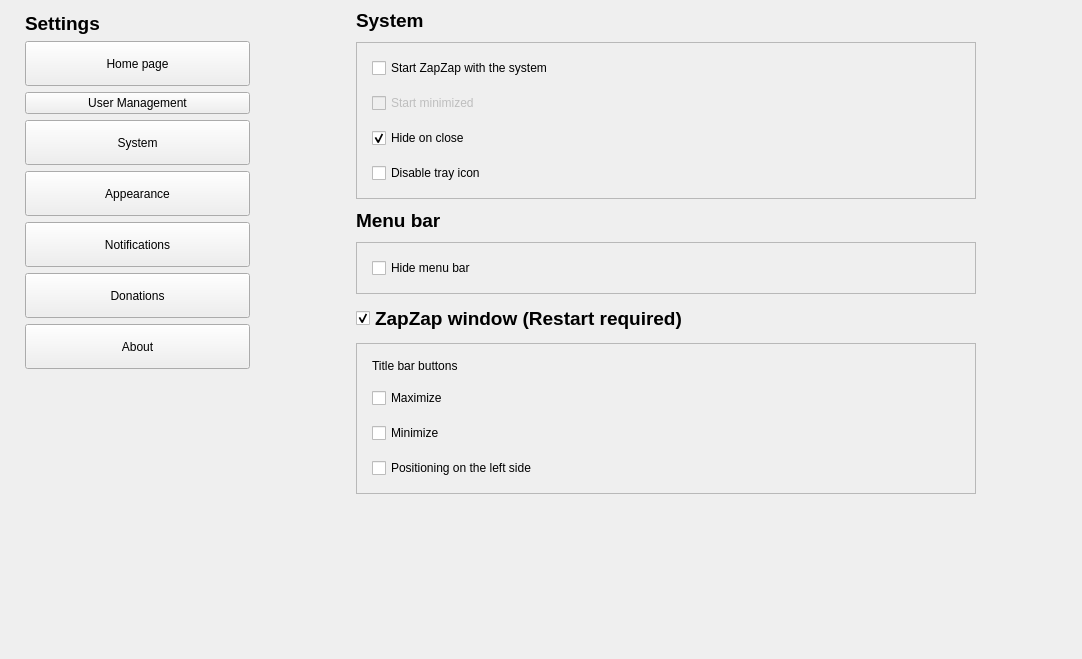
First picture: the form in zapzap/view/settings.ui, repository rafatosta/zapzap, before the edit.
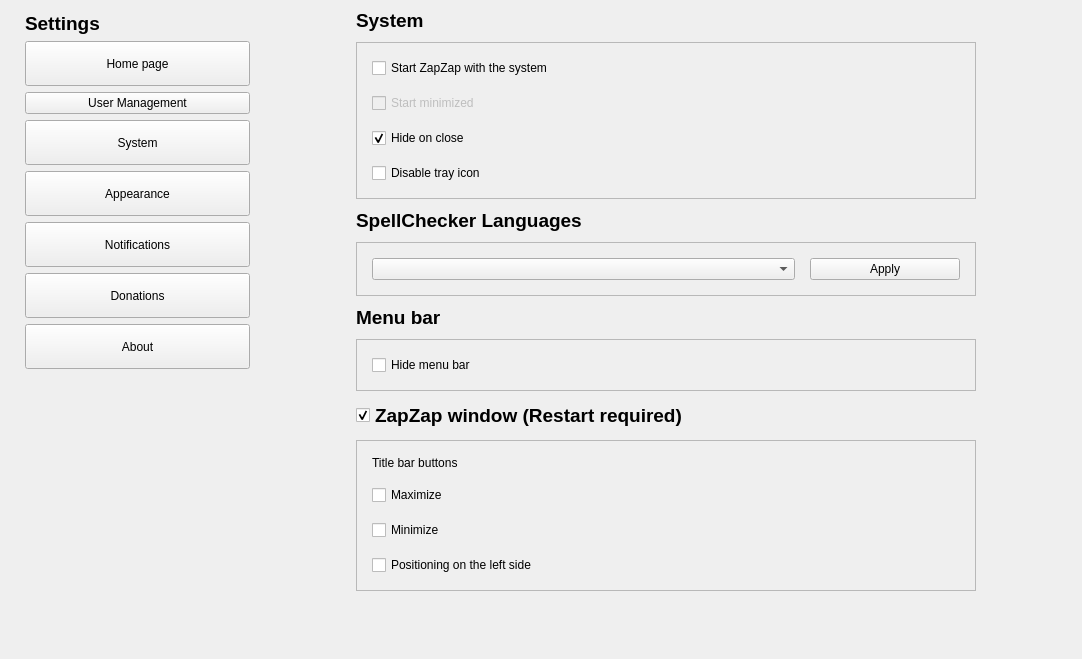
Second picture: the form after the edit. The open tabs and pages were chosen to show the change.

Commit message: Language selection for spell checking #87

```diff
--- a/zapzap/view/settings.ui
+++ b/zapzap/view/settings.ui
@@ -316,8 +316,8 @@
            <rect>
             <x>0</x>
             <y>0</y>
-            <width>644</width>
-            <height>572</height>
+            <width>818</width>
+            <height>678</height>
            </rect>
           </property>
           <layout class="QHBoxLayout" name="horizontalLayout_16">
@@ -459,6 +459,74 @@
                    </layout>
                   </widget>
                  </item>
+                 <item>
+                  <widget class="QLabel" name="label_8">
+                   <property name="font">
+                    <font>
+                     <pointsize>14</pointsize>
+                     <bold>true</bold>
+                    </font>
+                   </property>
+                   <property name="text">
+                    <string>SpellChecker Languages</string>
+                   </property>
+                  </widget>
+                 </item>
+                 <item>
+                  <widget class="QFrame" name="frame">
+                   <property name="minimumSize">
+                    <size>
+                     <width>620</width>
+                     <height>0</height>
+                    </size>
+                   </property>
+                   <property name="maximumSize">
+                    <size>
+                     <width>620</width>
+                     <height>16777215</height>
+                    </size>
+                   </property>
+                   <property name="frameShape">
+                    <enum>QFrame::StyledPanel</enum>
+                   </property>
+                   <property name="frameShadow">
+                    <enum>QFrame::Raised</enum>
+                   </property>
+                   <layout class="QHBoxLayout" name="horizontalLayout_5">
+                    <property name="spacing">
+                     <number>15</number>
+                    </property>
+                    <property name="leftMargin">
+                     <number>15</number>
+                    </property>
+                    <property name="topMargin">
+                     <number>15</number>
+                    </property>
+                    <property name="rightMargin">
+                     <number>15</number>
+                    </property>
+                    <property name="bottomMargin">
+                     <number>15</number>
+                    </property>
+                    <item>
+                     <widget class="QComboBox" name="comboSpellChecker"/>
+                    </item>
+                    <item>
+                     <widget class="QPushButton" name="btnApply">
+                      <property name="maximumSize">
+                       <size>
+                        <width>150</width>
+                        <height>16777215</height>
+                       </size>
+                      </property>
+                      <property name="text">
+                       <string>Apply</string>
+                      </property>
+                     </widget>
+                    </item>
+                   </layout>
+                  </widget>
+                 </item>
                  <item>
                   <widget class="QLabel" name="label_MenuBar">
                    <property name="font">
```
Left out of the diff: 14 changed lines with no effect on the pictures. The commit also changes 7 other files.
